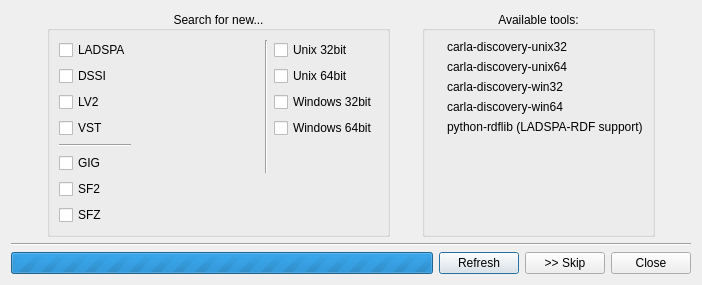
The window that src/ui/carla_refresh.ui (falkTX/Cadence) describes before a commit, drawn with Qt 5.
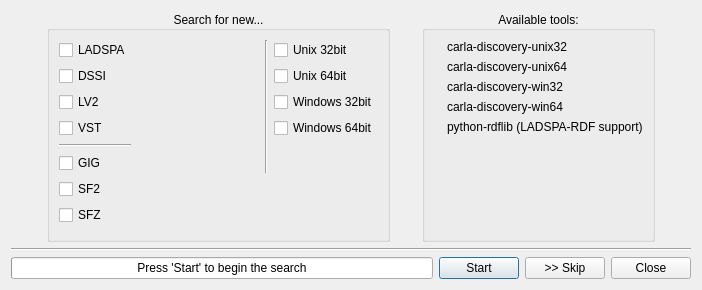
The same window after the commit. Icons and pictures are not drawn.

Commit message: Carla: Out engine calls in his own file, update refresh UI

The edit to the form file:
```diff
--- a/src/ui/carla_refresh.ui
+++ b/src/ui/carla_refresh.ui
@@ -7,7 +7,7 @@
     <x>0</x>
     <y>0</y>
     <width>702</width>
-    <height>247</height>
+    <height>290</height>
    </rect>
   </property>
   <property name="windowTitle">
@@ -180,20 +180,20 @@
         </sizepolicy>
        </property>
        <property name="maximum">
-        <number>0</number>
+        <number>100</number>
        </property>
        <property name="value">
-        <number>-1</number>
+        <number>0</number>
        </property>
        <property name="format">
-        <string/>
+        <string>Press 'Start' to begin the search</string>
        </property>
       </widget>
      </item>
      <item>
       <widget class="QPushButton" name="b_refresh">
        <property name="text">
-        <string>Refresh</string>
+        <string>Start</string>
        </property>
        <property name="icon">
         <iconset resource="../../resources/resources.qrc">
```
Left out of the diff: 4 changed lines with no effect on the pictures. The commit also changes 6 other files.
